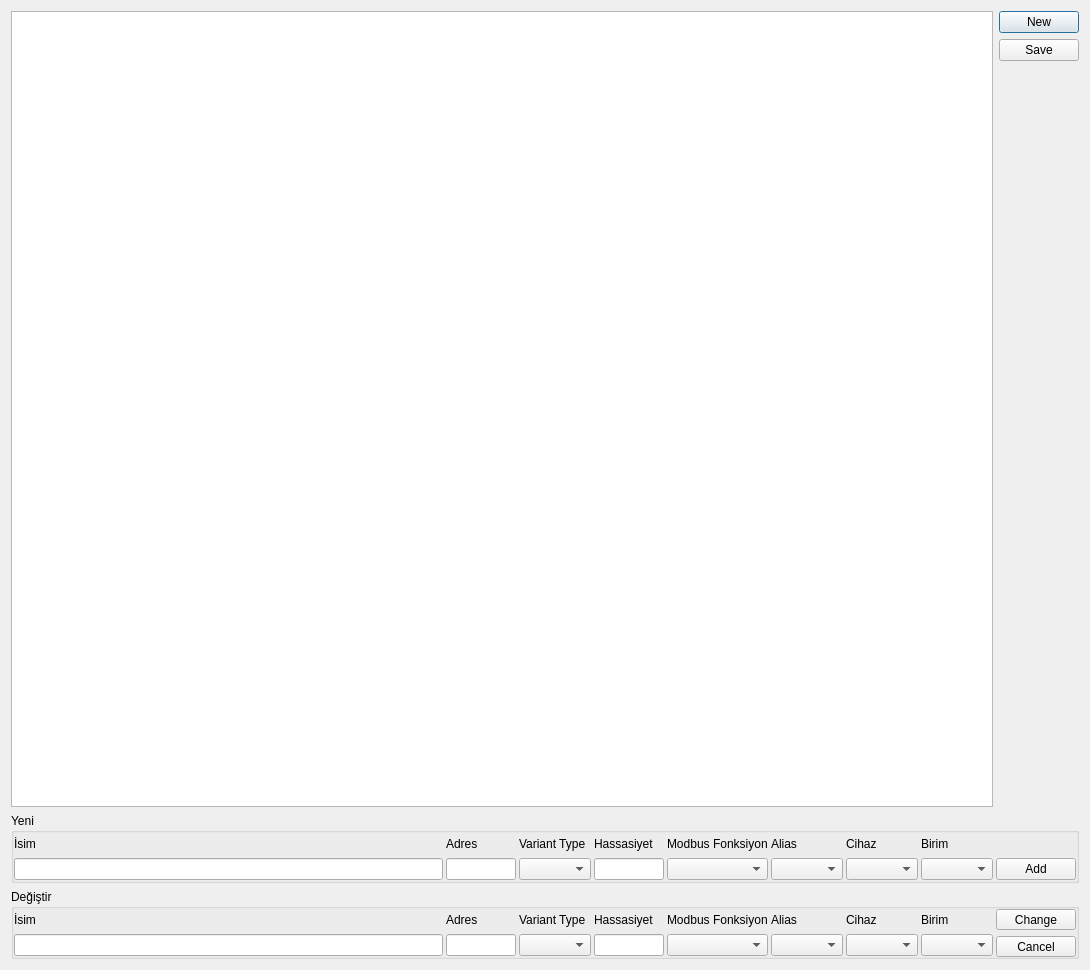
Above: HLL/project/src/forms/DlgAddress.ui from GurhanIU/oLStudio before the change. Below: the same form after it.
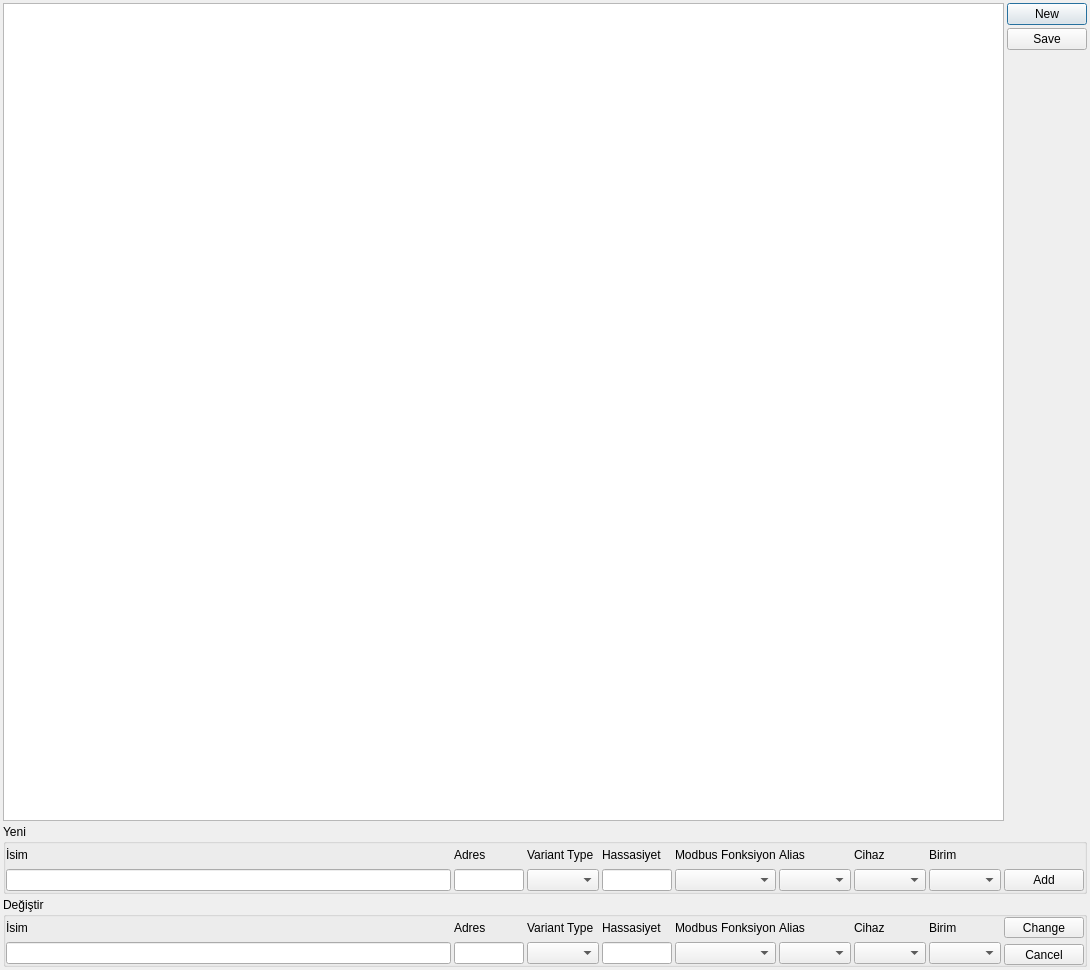
That is the form after the change.

Diff of the .ui file:
```diff
--- a/HLL/project/src/forms/DlgAddress.ui
+++ b/HLL/project/src/forms/DlgAddress.ui
@@ -14,10 +14,36 @@
    <string>Registers</string>
   </property>
   <layout class="QVBoxLayout" name="verticalLayout_2">
+   <property name="spacing">
+    <number>3</number>
+   </property>
+   <property name="leftMargin">
+    <number>3</number>
+   </property>
+   <property name="topMargin">
+    <number>3</number>
+   </property>
+   <property name="rightMargin">
+    <number>3</number>
+   </property>
+   <property name="bottomMargin">
+    <number>3</number>
+   </property>
    <item>
     <layout class="QHBoxLayout" name="horizontalLayout">
      <item>
-      <widget class="QTableView" name="tableView"/>
+      <widget class="QTableView" name="tableView">
+       <property name="styleSheet">
+        <string notr="true">QHeaderView::section {    
+	background-color: rgb(227, 227, 227);
+
+    padding-left: 4px;
+    border: 1px solid lightgrey;
+	
+	font: 10pt &quot;MS Shell Dlg 2&quot;;
+}</string>
+       </property>
+      </widget>
      </item>
      <item>
       <layout class="QVBoxLayout" name="verticalLayout">
```
